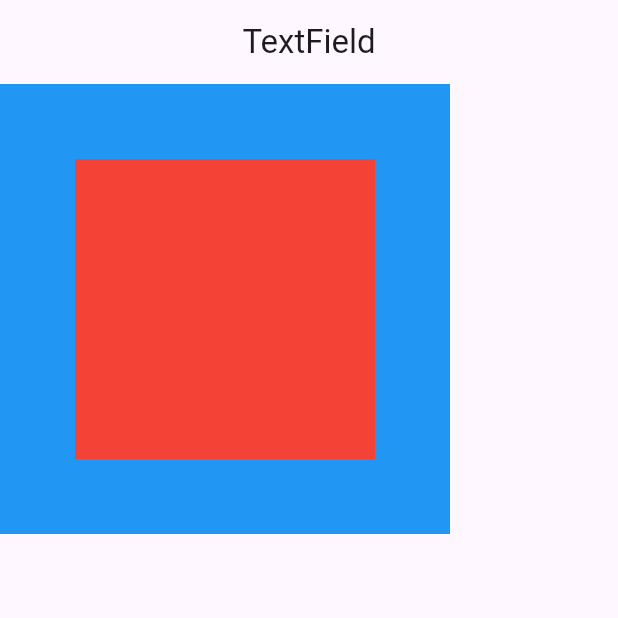
After one commit to sujal880/College, a Flutter app: the Input screen opened directly, on a phone screen of 412 x 824 dp, the top half of it. The commit adds this screen. Run offline on Flutter 3.47's test engine with Material 3 defaults, Android fonts, the phone set to English and light mode, and no system bars.

Commit message:
Some Changes

```diff
--- /dev/null
+++ b/lib/input.dart
@@ -0,0 +1,92 @@
+import 'dart:developer';
+
+import 'package:flutter/cupertino.dart';
+import 'package:flutter/material.dart';
+class Input extends StatelessWidget {
+  TextEditingController emailController=TextEditingController();
+  TextEditingController passwordController=TextEditingController();
+  @override
+  Widget build(BuildContext context) {
+    return Scaffold(
+      appBar: AppBar(
+        title: Text("TextField"),
+        centerTitle: true,
+      ),
+      // body: Column(
+      //   mainAxisAlignment: MainAxisAlignment.center,
+      //   children: [
+      //     Padding(
+      //       padding: const EdgeInsets.symmetric(horizontal: 20),
+      //       child: TextField(
+      //         // onChanged: (value){
+      //         //   log(value);
+      //         // },
+      //         controller: emailController,
+      //         keyboardType: TextInputType.text,
+      //         // obscureText: true,
+      //         // obscuringCharacter: "*",
+      //         decoration: InputDecoration(
+      //           hintText: "Enter Email",
+      //           suffixIcon: Icon(Icons.mail),
+      //           prefixIcon: Icon(Icons.alternate_email),
+      //           border: OutlineInputBorder(
+      //             borderRadius: BorderRadius.circular(4)
+      //           )
+      //         ),
+      //       ),
+      //     ),
+      //     SizedBox(height: 20,),
+      //     Padding(
+      //       padding: const EdgeInsets.symmetric(horizontal: 20),
+      //       child: TextField(
+      //         // onChanged: (value){
+      //         //   log(value);
+      //         // },
+      //         controller: passwordController,
+      //         keyboardType: TextInputType.text,
+      //         // obscureText: true,
+      //         // obscuringCharacter: "*",
+      //         decoration: InputDecoration(
+      //             hintText: "Enter Email",
+      //             suffixIcon: Icon(Icons.mail),
+      //             prefixIcon: Icon(Icons.alternate_email),
+      //             border: OutlineInputBorder(
+      //                 borderRadius: BorderRadius.circular(4)
+      //             )
+      //         ),
+      //       ),
+      //     ),
+      //     SizedBox(height: 20,),
+      //     ElevatedButton(onPressed: (){
+      //       signup(email: emailController.text, password: passwordController.text);
+      //     }, child: Text("Save"))
+      //   ],
+      body: Stack(
+        children:[ Container(
+          height: 300,
+          width: 300,
+          color: Colors.blue,
+        ),
+          Positioned(
+            top: 50,
+            left: 50,
+            child: Container(
+              height: 200,
+              width: 200,
+              color: Colors.red,
+            ),
+          )
+      ]
+      ),
+    );
+  }
+  signup({required String email,required String password}){
+    if(email=="" || password==""){
+      log("Enter Required Field's");
+    }
+    else{
+      log("Email is ${email}");
+      log("Password is ${password}");
+    }
+  }
+}
--- a/lib/test.dart
+++ b/lib/test.dart
@@ -1,3 +1,4 @@
+import 'package:collegeproject/input.dart';
 import 'package:collegeproject/test1.dart';
 import 'package:flutter/material.dart';
 
@@ -10,7 +11,7 @@ class Test extends StatelessWidget {
   Widget build(BuildContext context) {
     return MaterialApp(
       title: "First App",
-      home: Test1(),
+      home: Input(),
     );
   }
 }
```
